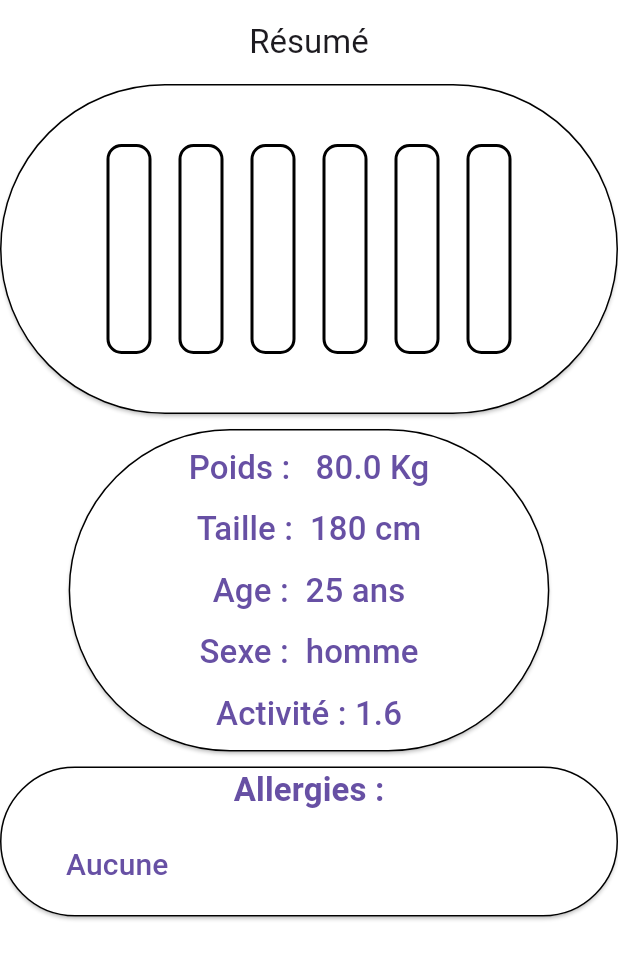
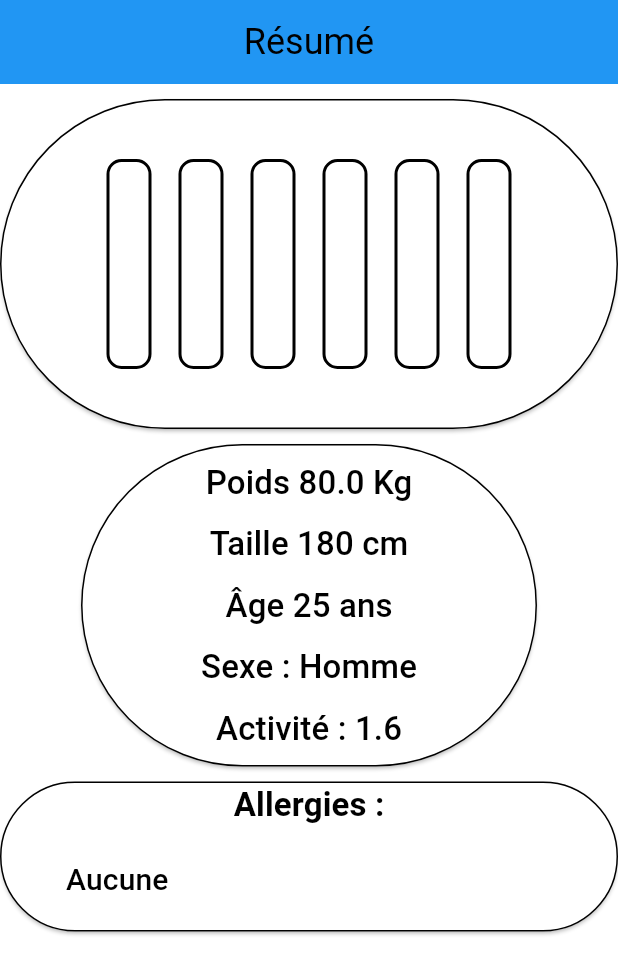
Before and after one commit to Ali-tai/AdvMobApp, a Flutter app: the SummaryScreen screen opened directly, on a phone screen of 412 x 824 dp. Shown: the top 974 px of the screen. Run offline on Flutter 3.47's test engine with Material 3 defaults, Android fonts, the phone set to English and light mode, and no system bars; our stand-ins replace shared_preferences; missing offline and left inert: qr_code_scanner_plus; accounts and stored records are empty; generated files the repository leaves out were written again.

Commit message:
Ajout de la gestion de la langue et le mode sombre.

```diff
--- /dev/null
+++ b/lib/providers/locale_provider.dart
@@ -0,0 +1,13 @@
+import 'package:flutter/material.dart';
+
+class LocaleProvider with ChangeNotifier {
+  Locale _locale = const Locale('fr');
+
+  Locale get locale => _locale;
+
+  void setLocale(Locale locale) {
+    if (!['en', 'fr'].contains(locale.languageCode)) return;
+    _locale = locale;
+    notifyListeners();
+  }
+}
--- a/lib/providers/user_preferences.dart
+++ b/lib/providers/user_preferences.dart
@@ -1,4 +1,5 @@
 import 'package:flutter/foundation.dart';
+import 'package:flutter/material.dart';
 import 'package:shared_preferences/shared_preferences.dart';
 
 class UserPreferences extends ChangeNotifier {
@@ -10,6 +11,8 @@ class UserPreferences extends ChangeNotifier {
   double _activityLevel = 1.55; // 1.2 - 1.9
   String _lastResetDate = DateTime(2000, 1, 1).toIso8601String();
   List<String> _allergies = [];
+  String _language = "fr";
+  ThemeMode _themeMode = ThemeMode.system;
 
   // 🔵 **Valeurs actuelles consommées**
   int _energy = 0;
@@ -35,6 +38,8 @@ class UserPreferences extends ChangeNotifier {
   double get activityLevel => _activityLevel;
   String get lastResetDate => _lastResetDate;
   List<String> get allergies => _allergies;
+  String get language => _language;
+  ThemeMode get themeMode => _themeMode;
 
   int get energy => _energy;
   int get carbs => _carbs;
@@ -64,6 +69,8 @@ class UserPreferences extends ChangeNotifier {
     _age = prefs.getInt('age') ?? 25;
     _lastResetDate = prefs.getString(_lastResetDate) ?? DateTime(2000, 1, 1).toIso8601String();
     _allergies = prefs.getStringList('allergies') ?? [];
+    _language = prefs.getString('language') ?? "fr";
+    _themeMode = ThemeMode.values[prefs.getInt('themeMode') ?? 0];
 
     _energy = prefs.getInt('energy') ?? 0;
     _carbs = prefs.getInt('carbs') ?? 0;
@@ -137,6 +144,19 @@ class UserPreferences extends ChangeNotifier {
     _allergies = newAllergies;
     final prefs = await SharedPreferences.getInstance();
     await prefs.setStringList('allergies', newAllergies);
+    notifyListeners();
+  }
+
+  Future<void> setLanguage(String newLanguage) async {
+    _language = newLanguage;
+    final prefs = await SharedPreferences.getInstance();
+    await prefs.setString('language', newLanguage);
+    notifyListeners();
+  }
+  Future<void> setThemeMode(ThemeMode newThemeMode) async {
+    _themeMode = newThemeMode;
+    final prefs = await SharedPreferences.getInstance();
+    await prefs.setInt('themeMode', newThemeMode.index);
     notifyListeners();
   }
 
@@ -254,4 +274,23 @@ class UserPreferences extends ChangeNotifier {
     _salt = 0;
     notifyListeners();
   }
+
+  void toggleTheme() {
+    _themeMode = _themeMode == ThemeMode.dark ? ThemeMode.light : ThemeMode.dark;
+    notifyListeners();
+  }
+
+  // Méthode pour obtenir la couleur de fond en fonction du mode
+  Color get backgroundColor => _themeMode == ThemeMode.dark ? Colors.black : Colors.white;
+
+  // Méthode pour obtenir la couleur du texte en fonction du mode
+  Color get textColor => _themeMode == ThemeMode.dark ? Colors.white : Colors.black;
+
+  // Méthode pour obtenir la couleur de l'appBar en fonction du mode
+  Color get appBarColor => _themeMode == ThemeMode.dark ? Colors.grey : Colors.blue;
+
+  // Méthode pour obtenir la couleur des boutons en fonction du mode
+  Color get buttonColor => _themeMode == ThemeMode.dark ? Colors.blueGrey : Colors.blue;
+
+  Color get genderColor => _gender == "homme" ? Colors.blue : Colors.pink;
 }
--- a/lib/screens/summary_screen.dart
+++ b/lib/screens/summary_screen.dart
@@ -4,6 +4,7 @@ import 'package:nutri_tracker/screens/macros_screen.dart';
 import 'package:nutri_tracker/screens/personal_info_screen.dart';
 import 'package:nutri_tracker/screens/allergies_screen.dart';
 import 'package:nutri_tracker/providers/user_preferences.dart';
+import 'package:flutter_gen/gen_l10n/app_localizations.dart';
 import '../widgets/battery_indicator.dart';
 
 class SummaryScreen extends StatefulWidget {
@@ -37,17 +38,23 @@ class _SummaryScreenState extends State<SummaryScreen> {
 
   @override
   Widget build(BuildContext context) {
+    final localizations = AppLocalizations.of(context)!;
+    final userPrefs = Provider.of<UserPreferences>(context);
+
     return Scaffold(
-      backgroundColor: Colors.white,
+      backgroundColor: userPrefs.backgroundColor,
       appBar: AppBar(
-        title: const Text('Résumé'),
+        title: Text(localizations.summaryTitle,
+            style: TextStyle(color: userPrefs.textColor, fontSize: 24)
+        ),
         centerTitle: true,
         automaticallyImplyLeading: false,
-        backgroundColor: Colors.white,
+        backgroundColor: userPrefs.appBarColor,
       ),
       body: SingleChildScrollView(
         child: Column(
           children: [
+            SizedBox(height: 10),
             /// 🔋 **Indicateurs de macros**
             Consumer<UserPreferences>(
               builder: (context, userPrefs, child) {
@@ -56,88 +63,88 @@ class _SummaryScreenState extends State<SummaryScreen> {
                     Navigator.push(context, MaterialPageRoute(builder: (context) => const MacrosScreen()));
                   },
                   style: ElevatedButton.styleFrom(
-                    backgroundColor: Colors.white,
-                    padding: const EdgeInsets.symmetric(vertical: 40),
-                    side: const BorderSide(color: Colors.black),
+                    backgroundColor: userPrefs.backgroundColor,
+                    padding: EdgeInsets.symmetric(vertical: 40),
+                    side: BorderSide(color: userPrefs.textColor),
                   ),
                   child: Row(
                     mainAxisAlignment: MainAxisAlignment.center,
                     children: [
-                      BatteryIndicator(level: userPrefs.energy / userPrefs.maxEnergy),
-                      const SizedBox(width: 8),
-                      BatteryIndicator(level: userPrefs.carbs / userPrefs.maxCarbs),
-                      const SizedBox(width: 8),
-                      BatteryIndicator(level: userPrefs.fats / userPrefs.maxFats),
-                      const SizedBox(width: 8),
-                      BatteryIndicator(level: userPrefs.fiber / userPrefs.maxFiber),
-                      const SizedBox(width: 8),
-                      BatteryIndicator(level: userPrefs.protein / userPrefs.maxProtein),
-                      const SizedBox(width: 8),
-                      BatteryIndicator(level: userPrefs.salt / userPrefs.maxSalt),
+                      BatteryIndicator(level: userPrefs.energy / userPrefs.maxEnergy, bordercolor: userPrefs.textColor),
+                      SizedBox(width: 8),
+                      BatteryIndicator(level: userPrefs.carbs / userPrefs.maxCarbs, bordercolor: userPrefs.textColor),
+                      SizedBox(width: 8),
+                      BatteryIndicator(level: userPrefs.fats / userPrefs.maxFats, bordercolor: userPrefs.textColor),
+                      SizedBox(width: 8),
+                      BatteryIndicator(level: userPrefs.fiber / userPrefs.maxFiber, bordercolor: userPrefs.textColor),
+                      SizedBox(width: 8),
+                      BatteryIndicator(level: userPrefs.protein / userPrefs.maxProtein, bordercolor: userPrefs.textColor),
+                      SizedBox(width: 8),
+                      BatteryIndicator(level: userPrefs.salt / userPrefs.maxSalt, bordercolor: userPrefs.textColor),
                     ],
                   ),
                 );
               },
             ),
 
-            const SizedBox(height: 10),
+            SizedBox(height: 10),
 
             /// 📏 **Poids / Taille / Sexe**
             Consumer<UserPreferences>(
               builder: (context, userPrefs, child) {
                 return ElevatedButton(
                   onPressed: () {
-                    Navigator.push(context, MaterialPageRoute(builder: (context) => const PersonalInfoScreen()));
+                    Navigator.push(context, MaterialPageRoute(builder: (context) => PersonalInfoScreen()));
                   },
                   style: ElevatedButton.styleFrom(
-                    backgroundColor: Colors.white,
-                    padding: const EdgeInsets.symmetric(vertical: 10, horizontal: 80),
-                    side: const BorderSide(color: Colors.black),
+                    backgroundColor: userPrefs.backgroundColor,
+                    padding: EdgeInsets.symmetric(vertical: 10, horizontal: 80),
+                    side: BorderSide(color: userPrefs.textColor),
                   ),
                   child: Column(
                     children: [
-                      Text("Poids :   ${userPrefs.weight} Kg", style: const TextStyle(fontSize: 22)),
-                      const SizedBox(height: 10),
-                      Text("Taille :  ${userPrefs.height} cm", style: const TextStyle(fontSize: 22)),
-                      const SizedBox(height: 10),
-                      Text("Age :  ${userPrefs.age} ans", style: const TextStyle(fontSize: 22)),
-                      const SizedBox(height: 10),
-                      Text("Sexe :  ${userPrefs.gender}", style: const TextStyle(fontSize: 22)),
-                      const SizedBox(height: 10),
-                      Text("Activité : ${userPrefs.activityLevel.toStringAsFixed(1)}", style: const TextStyle(fontSize: 22)),
+                      Text("${localizations.weight} ${userPrefs.weight} ${localizations.kg}", style: TextStyle(color: userPrefs.textColor, fontSize: 22)),
+                      SizedBox(height: 10),
+                      Text("${localizations.height} ${userPrefs.height} ${localizations.cm}", style: TextStyle(color: userPrefs.textColor, fontSize: 22)),
+                      SizedBox(height: 10),
+                      Text("${localizations.age} ${userPrefs.age} ${localizations.ans}", style: TextStyle(color: userPrefs.textColor, fontSize: 22)),
+                      SizedBox(height: 10),
+                      Text("${localizations.gender} ${userPrefs.gender == "homme" ? localizations.male : localizations.female}", style: TextStyle(color: userPrefs.textColor, fontSize: 22)),
+                      SizedBox(height: 10),
+                      Text("${localizations.activity} ${userPrefs.activityLevel.toStringAsFixed(1)}", style: TextStyle(color: userPrefs.textColor, fontSize: 22)),
                     ],
                   ),
                 );
               },
             ),
 
-            const SizedBox(height: 10),
+            SizedBox(height: 10),
 
             /// ⚠️ **Allergies**
             Consumer<UserPreferences>(
               builder: (context, userPrefs, child) {
                 return ElevatedButton(
                   onPressed: () {
-                    Navigator.push(context, MaterialPageRoute(builder: (context) => const AllergiesScreen()));
+                    Navigator.push(context, MaterialPageRoute(builder: (context) => AllergiesScreen()));
                   },
                   style: ElevatedButton.styleFrom(
                     shape: RoundedRectangleBorder(
                       borderRadius: BorderRadius.circular(100),
                     ),
-                    backgroundColor: Colors.white,
-                    side: const BorderSide(color: Colors.black),
+                    backgroundColor: userPrefs.backgroundColor,
+                    side: BorderSide(color: userPrefs.textColor),
                   ),
                   child: Column(
                     mainAxisAlignment: MainAxisAlignment.start,
                     children: [
-                      const Text("Allergies :", style: TextStyle(fontSize: 22, fontWeight: FontWeight.bold)),
+                      Text(localizations.allergies, style: TextStyle(color: userPrefs.textColor, fontSize: 22, fontWeight: FontWeight.bold)),
                       Container(
                         width: double.infinity,
-                        padding: const EdgeInsets.all(20),
+                        padding: EdgeInsets.all(20),
                         child: Text(
-                          userPrefs.allergies.isNotEmpty ? userPrefs.allergies.join(', ') : "Aucune",
+                          userPrefs.allergies.isNotEmpty ? userPrefs.allergies.join(', ') : localizations.noAllergies,
                           textAlign: TextAlign.left,
-                          style: const TextStyle(fontSize: 20),
+                          style: TextStyle(color: userPrefs.textColor, fontSize: 20),
                         ),
                       ),
                     ],
--- a/lib/widgets/battery_indicator.dart
+++ b/lib/widgets/battery_indicator.dart
@@ -3,8 +3,9 @@ import 'package:flutter/material.dart';
 
 class BatteryIndicator extends StatelessWidget {
   final double level;
+  final Color bordercolor;
 
-  const BatteryIndicator({super.key, required this.level});
+  const BatteryIndicator({super.key, required this.level, required this.bordercolor});
 
   Color getColor() {
     if (level <= 0.5) {
@@ -24,7 +25,7 @@ class BatteryIndicator extends StatelessWidget {
       height: 140,
       decoration: BoxDecoration(
         borderRadius: BorderRadius.circular(10),
-        border: Border.all(color: Colors.black, width: 2),
+        border: Border.all(color: bordercolor, width: 2),
       ),
       child: Stack(
         alignment: Alignment.bottomCenter,
--- a/pubspec.yaml
+++ b/pubspec.yaml
@@ -37,6 +37,9 @@ dependencies:
   # The following adds the Cupertino Icons font to your application.
   # Use with the CupertinoIcons class for iOS style icons.
   cupertino_icons: ^1.0.8
+  flutter_localizations:
+    sdk: flutter
+  intl: ^0.19.0
 
 dev_dependencies:
   flutter_test:
@@ -60,6 +63,8 @@ flutter:
   # included with your application, so that you can use the icons in
   # the material Icons class.
   uses-material-design: true
+  generate: true
+
 
   # To add assets to your application, add an assets section, like this:
   assets:
```
Also changed, not shown: l10n.yaml (added, +7 -0 lines), lib/l10n/app_en.arb (added, +48 -0 lines), lib/l10n/app_fr.arb (added, +48 -0 lines), lib/main.dart (+21 -2 lines), lib/screens/allergies_screen.dart (+11 -8 lines), lib/screens/info_screen.dart (+32 -23 lines), lib/screens/macros_screen.dart (+21 -12 lines), lib/screens/personal_info_screen.dart (+129 -96 lines), lib/screens/scan_screen.dart (+18 -5 lines), lib/widgets/MainScreenWithNavigation.dart (+12 -7 lines), lib/widgets/bottom_nav_bar.dart (deleted, +0 -31 lines).
